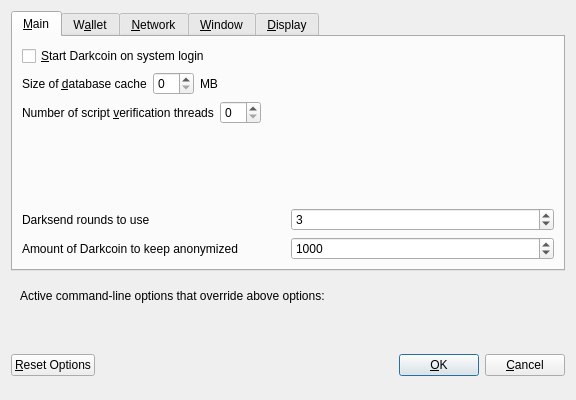
First picture: the form in src/qt/forms/optionsdialog.ui, repository wagerr/PIVX, before the edit.
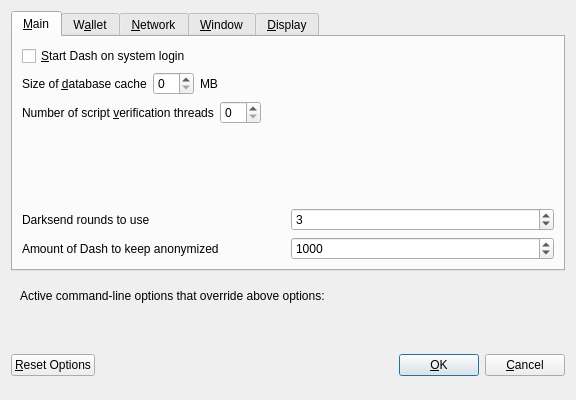
Second picture: the form after the edit. Custom widgets are drawn as their Qt base class.

Commit message: Dash rebranding

What changed in the file:
```diff
--- a/src/qt/forms/optionsdialog.ui
+++ b/src/qt/forms/optionsdialog.ui
@@ -33,7 +33,7 @@
           <string>Automatically start Darkcoin after logging in to the system.</string>
          </property>
          <property name="text">
-          <string>&amp;Start Darkcoin on system login</string>
+          <string>&amp;Start Dash on system login</string>
          </property>
         </widget>
        </item>
@@ -177,7 +177,7 @@
             <string notr="true"/>
            </property>
            <property name="text">
-            <string>Amount of Darkcoin to keep anonymized</string>
+            <string>Amount of Dash to keep anonymized</string>
            </property>
           </widget>
          </item>
```
Left out of the diff: 10 changed lines with no effect on the pictures. The commit also changes 157 other files.
